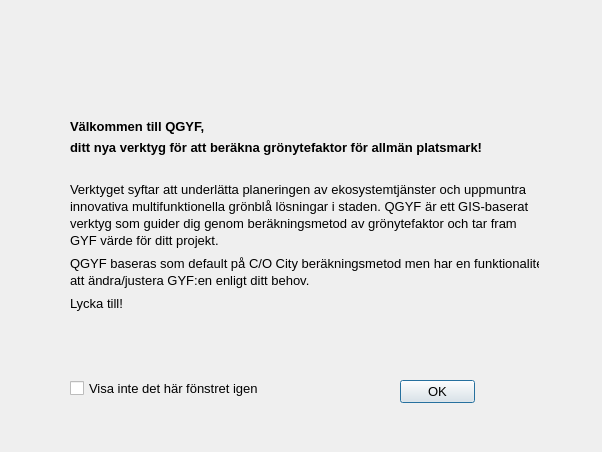
Qt form ui/layer_selector.ui (co-city/QGYF) before a commit.
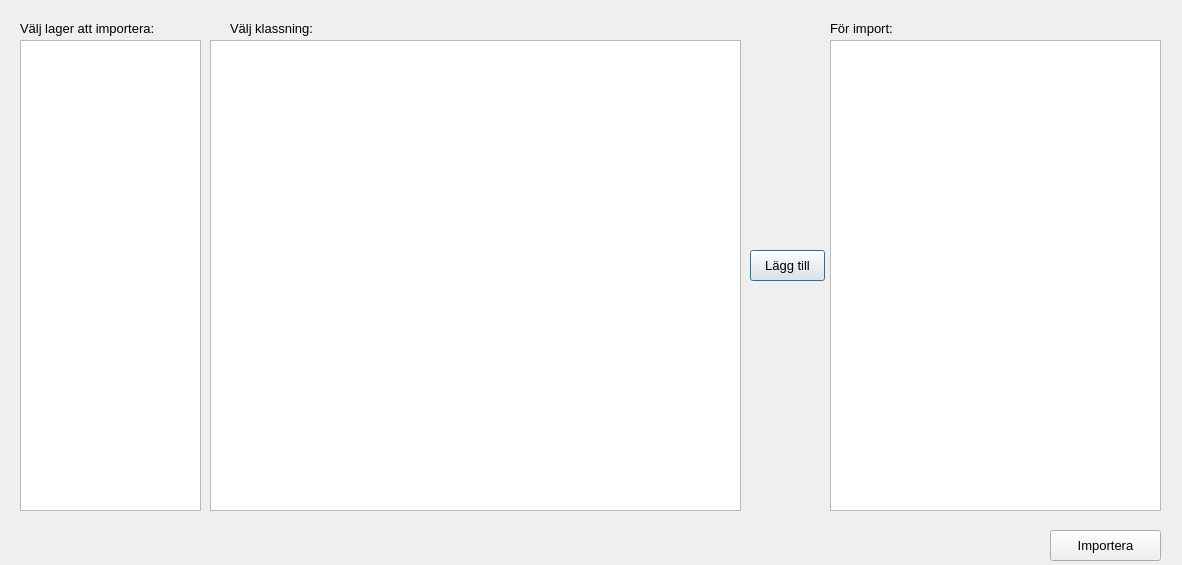
The same form after that commit. Icons and pictures are not drawn.

Commit message: Layer selection dialog. Enables user to select parts from imported file and map to clasification. TODO: Map to classification.

Diff of the .ui file:
```diff
--- a/ui/layer_selector.ui
+++ b/ui/layer_selector.ui
@@ -6,8 +6,8 @@
    <rect>
     <x>0</x>
     <y>0</y>
-    <width>602</width>
-    <height>452</height>
+    <width>1182</width>
+    <height>565</height>
    </rect>
   </property>
   <property name="font">
@@ -23,82 +23,99 @@
    <iconset resource="../resources.qrc">
     <normaloff>:/plugins/qgyf/assets/leaf.png</normaloff>:/plugins/qgyf/assets/leaf.png</iconset>
   </property>
-  <widget class="QPushButton" name="okButton">
-   <property name="geometry">
-    <rect>
-     <x>400</x>
-     <y>380</y>
-     <width>75</width>
-     <height>23</height>
-    </rect>
-   </property>
-   <property name="text">
-    <string>OK</string>
-   </property>
-  </widget>
-  <widget class="QCheckBox" name="checkBox">
-   <property name="geometry">
-    <rect>
-     <x>70</x>
-     <y>380</y>
-     <width>201</width>
-     <height>17</height>
-    </rect>
-   </property>
-   <property name="font">
-    <font>
-     <family>Tahoma</family>
-     <pointsize>10</pointsize>
-    </font>
-   </property>
-   <property name="text">
-    <string>Visa inte det här fönstret igen</string>
-   </property>
-  </widget>
-  <widget class="QLabel" name="welcomeText">
-   <property name="geometry">
-    <rect>
-     <x>70</x>
-     <y>60</y>
-     <width>469</width>
-     <height>311</height>
-    </rect>
-   </property>
-   <property name="font">
-    <font>
-     <family>Tahoma</family>
-     <pointsize>10</pointsize>
-    </font>
-   </property>
-   <property name="acceptDrops">
-    <bool>false</bool>
-   </property>
-   <property name="text">
-    <string>&lt;!DOCTYPE HTML&lt;html&gt;&lt;head&gt;&lt;meta name=&quot;qrichtext&quot; content=&quot;1&quot; /&gt;&lt;style type=&quot;text/css&quot;&gt;
-p, li { white-space: pre-wrap; }
-&lt;/style&gt;&lt;/head&gt;&lt;body style=&quot; font-family:'Tahoma'; font-size:10pt; font-weight:400; font-style:normal;&quot;&gt;
-&lt;p style=&quot; margin-top:6px; margin-bottom:6px; margin-left:0px; margin-right:0px; -qt-block-indent:0; text-indent:0px;&quot;&gt;&lt;span style=&quot; font-weight:600;&quot;&gt;Välkommen till QGYF, &lt;/span&gt;&lt;/p&gt;
-&lt;p style=&quot; margin-top:0px; margin-bottom:12px; margin-left:0px; margin-right:0px; -qt-block-indent:0; text-indent:0px;&quot;&gt;&lt;span style=&quot; font-weight:600;&quot;&gt;ditt nya verktyg för att beräkna grönytefaktor för allmän platsmark!&lt;/span&gt;&lt;br /&gt;&lt;/p&gt;
-&lt;p style=&quot; margin-top:0px; margin-bottom:2px; margin-left:0px; margin-right:0px; -qt-block-indent:0; text-indent:0px;&quot;&gt;Verktyget syftar att underlätta planeringen av ekosystemtjänster och uppmuntra&lt;/p&gt;
-&lt;p style=&quot; margin-top:0px; margin-bottom:2px; margin-left:0px; margin-right:0px; -qt-block-indent:0; text-indent:0px;&quot;&gt;innovativa multifunktionella grönblå lösningar i staden. QGYF är ett GIS-baserat&lt;/p&gt;
-&lt;p style=&quot; margin-top:0px; margin-bottom:2px; margin-left:0px; margin-right:0px; -qt-block-indent:0; text-indent:0px;&quot;&gt;verktyg som guider dig genom beräkningsmetod av grönytefaktor och tar fram &lt;/p&gt;
-&lt;p style=&quot; margin-top:0px; margin-bottom:8px; margin-left:0px; margin-right:0px; -qt-block-indent:0; text-indent:0px;&quot;&gt;GYF värde för ditt projekt.&lt;/p&gt;
-&lt;p style=&quot; margin-top:0px; margin-bottom:2px; margin-left:0px; margin-right:0px; -qt-block-indent:0; text-indent:0px;&quot;&gt;QGYF baseras som default på C/O City beräkningsmetod men har en funktionalitet&lt;/p&gt;
-&lt;p style=&quot; margin-top:0px; margin-bottom:8px; margin-left:0px; margin-right:0px; -qt-block-indent:0; text-indent:0px;&quot;&gt;att ändra/justera GYF:en enligt ditt behov.&lt;/p&gt;
-&lt;p style=&quot; margin-top:0px; margin-bottom:2px; margin-left:0px; margin-right:0px; -qt-block-indent:0; text-indent:0px;&quot;&gt;Lycka till!&lt;/p&gt;</string>
-   </property>
-  </widget>
   <widget class="QLabel" name="label">
    <property name="geometry">
     <rect>
-     <x>400</x>
-     <y>10</y>
+     <x>20</x>
+     <y>20</y>
      <width>141</width>
-     <height>91</height>
+     <height>16</height>
     </rect>
    </property>
    <property name="text">
-    <string>&lt;html&gt;&lt;head/&gt;&lt;body&gt;&lt;p&gt;&lt;img src=&quot;:/plugins/qgyf/assets/city_logo.png&quot;/&gt;&lt;/p&gt;&lt;/body&gt;&lt;/html&gt;</string>
+    <string>Välj lager att importera:</string>
+   </property>
+  </widget>
+  <widget class="QListView" name="layers">
+   <property name="geometry">
+    <rect>
+     <x>20</x>
+     <y>40</y>
+     <width>181</width>
+     <height>471</height>
+    </rect>
+   </property>
+  </widget>
+  <widget class="QLabel" name="label_2">
+   <property name="geometry">
+    <rect>
+     <x>230</x>
+     <y>20</y>
+     <width>91</width>
+     <height>16</height>
+    </rect>
+   </property>
+   <property name="text">
+    <string>Välj klassning:</string>
+   </property>
+  </widget>
+  <widget class="QListView" name="importItems">
+   <property name="geometry">
+    <rect>
+     <x>830</x>
+     <y>40</y>
+     <width>331</width>
+     <height>471</height>
+    </rect>
+   </property>
+  </widget>
+  <widget class="QLabel" name="label_3">
+   <property name="geometry">
+    <rect>
+     <x>830</x>
+     <y>20</y>
+     <width>81</width>
+     <height>16</height>
+    </rect>
+   </property>
+   <property name="text">
+    <string>För import:</string>
+   </property>
+  </widget>
+  <widget class="QPushButton" name="pushButton">
+   <property name="geometry">
+    <rect>
+     <x>750</x>
+     <y>250</y>
+     <width>75</width>
+     <height>31</height>
+    </rect>
+   </property>
+   <property name="text">
+    <string>Lägg till</string>
+   </property>
+  </widget>
+  <widget class="QPushButton" name="okButton">
+   <property name="geometry">
+    <rect>
+     <x>1050</x>
+     <y>530</y>
+     <width>111</width>
+     <height>31</height>
+    </rect>
+   </property>
+   <property name="text">
+    <string>Importera</string>
+   </property>
+  </widget>
+  <widget class="QListView" name="classifications">
+   <property name="geometry">
+    <rect>
+     <x>210</x>
+     <y>40</y>
+     <width>531</width>
+     <height>471</height>
+    </rect>
    </property>
   </widget>
  </widget>
```
Left out of the diff: 4 changed lines with no effect on the pictures. The commit also changes 3 other files.
